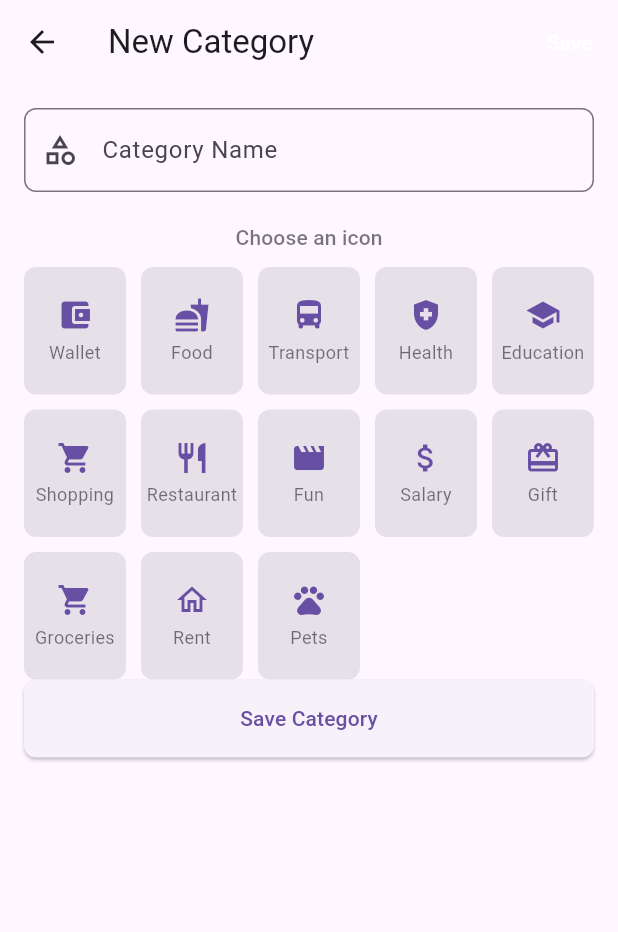
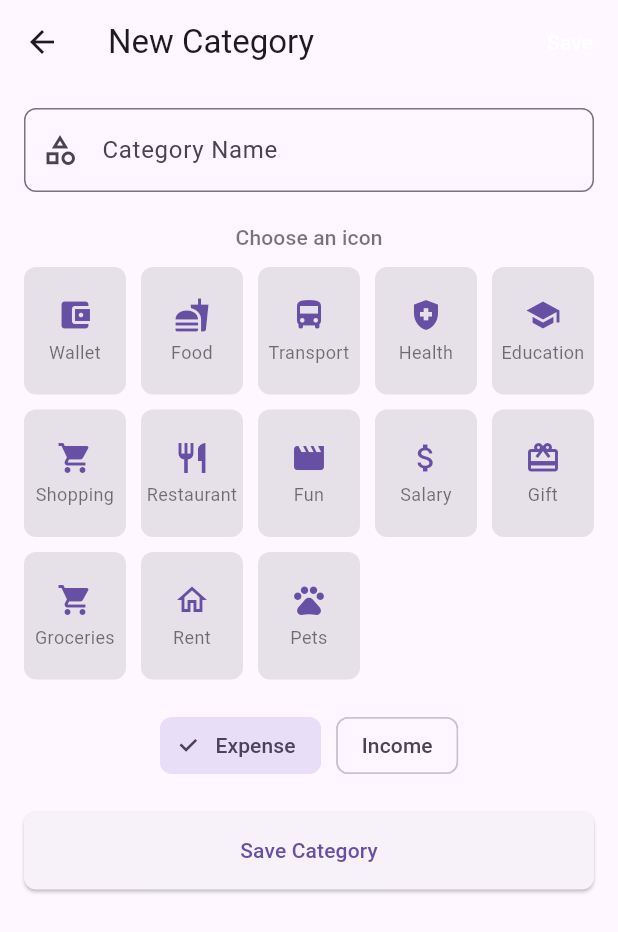
Before and after one commit to binayuchai/BFinance-App, a Flutter app: the AddCategory screen opened directly, on a phone screen of 412 x 824 dp. Shown: the top 932 px of the screen. Run offline on Flutter 3.47's test engine with Material 3 defaults, Android fonts, the phone set to English and light mode, and no system bars; our stand-ins replace fl_chart, flutter_secure_storage, jwt_decoder; accounts and stored records are empty; Roboto replaces fonts that are missing (Poppins).

Commit message:
optimised the models of category and transaction

```diff
--- a/lib/features/category/data/models/category.dart
+++ b/lib/features/category/data/models/category.dart
@@ -1,4 +1,4 @@
-enum CategoryType { income, expense }. // Added enum for category type
+enum CategoryType { income, expense } // Added enum for category type
 
 class Category {
   final int? id;
@@ -14,10 +14,6 @@ class Category {
     required this.type,
     DateTime? createdAt,
   }) : createdAt = createdAt ?? DateTime.now();
-
-
-  bool get isIncome =>
-      type == CategoryType.income; // Helper getter to check if it's income
 
   //Function to convert JSON  to Model(GET from API)
   factory Category.fromJson(Map<String, dynamic> json) {
@@ -36,10 +32,11 @@ class Category {
 
   // Function to convert Model to JSON (POST to API)
   Map<String, dynamic> categoryToJson() {
-    return {'name': name,
-            'transaction_type': type == CategoryType.income ? 'credit' : 'debit',
-            'iconKey': icon,
-};
+    return {
+      'name': name,
+      'transaction_type': type == CategoryType.income ? 'credit' : 'debit',
+      'iconKey': icon,
+    };
   }
 }
 
--- a/lib/features/category/widgets/add_category.dart
+++ b/lib/features/category/widgets/add_category.dart
@@ -13,6 +13,7 @@ class _AddCategoryState extends State<AddCategory> {
   String? _nameError;
   String? _selectedIconKey;
   final _nameController = TextEditingController();
+  CategoryType _selectedType = CategoryType.expense; // Default to expense
 
   // all available icons for selection that matches the CategoryIconMapper
   static const List<({String key, String label})> _iconOptions = [
@@ -60,6 +61,8 @@ class _AddCategoryState extends State<AddCategory> {
       id: DateTime.now().millisecondsSinceEpoch, // Generate a unique ID
       name: _nameController.text.trim(),
       icon: _selectedIconKey!,
+      type:
+          _selectedType, // Default to expense, you can add a toggle for this in the UI later
     );
     Navigator.pop(context, newCategory);
   }
@@ -228,7 +231,32 @@ class _AddCategoryState extends State<AddCategory> {
                   ],
                 ),
               ),
-
+            const SizedBox(height: 20),
+            Row(
+              mainAxisAlignment: MainAxisAlignment.center,
+              children: [
+                ChoiceChip(
+                  label: const Text("Expense"),
+                  selected: _selectedType == CategoryType.expense,
+                  onSelected: (selected) {
+                    setState(() {
+                      _selectedType = CategoryType.expense;
+                    });
+                  },
+                ),
+                const SizedBox(width: 10),
+                ChoiceChip(
+                  label: const Text("Income"),
+                  selected: _selectedType == CategoryType.income,
+                  onSelected: (selected) {
+                    setState(() {
+                      _selectedType = CategoryType.income;
+                    });
+                  },
+                ),
+              ],
+            ),
+            const SizedBox(height: 20),
             // Save button or other actions can be added here
             SizedBox(
               width: double.infinity,
--- a/lib/features/dashboard/helper/transaction_summary.dart
+++ b/lib/features/dashboard/helper/transaction_summary.dart
@@ -1,5 +1,5 @@
-
 import 'package:bfinance/features/dashboard/models/transaction.dart';
+import 'package:bfinance/features/category/data/models/category.dart';
 
 class TransactionSummary {
   final double totalIncome;
@@ -24,9 +24,9 @@ class TransactionSummary {
 
     for (var tx in transactions) {
       final date = DateTime.parse(tx.date).toLocal();
-      if (tx.type == TransactionType.income) {
+      if (tx.category.type == CategoryType.income) {
         income += tx.amount;
-      } else if (tx.type == TransactionType.expense &&
+      } else if (tx.category.type == CategoryType.expense &&
           date.year == DateTime.now().year) {
         // Only consider expenses for the current year
         expenses += tx.amount;
@@ -61,17 +61,17 @@ Method for Pie Chart Data
       print("Now: $now  month: ${now.month}  year: ${now.year}");
       print("Transaction month: ${date.month}  year: ${date.year}");
       print(
-        "date of transaction: ${tx.date}, parsed date: $date, category: ${tx.categoryName}, amount: ${tx.amount}, type: ${tx.type}",
+        "date of transaction: ${tx.date}, parsed date: $date, category: ${tx.category.name}, amount: ${tx.amount}, type: ${tx.category.type}",
       );
-      if (tx.type == TransactionType.expense &&
+      if (tx.category.type == CategoryType.expense &&
           date.month == now.month &&
           date.year == now.year) {
         print(
-          "Processing transaction: ${tx.title}, Amount: ${tx.amount}, Category: ${tx.categoryName}, Date: ${tx.date}",
+          "Processing transaction: ${tx.title}, Amount: ${tx.amount}, Category: ${tx.category.name}, Date: ${tx.date}",
         );
         String categoryKey =
-            (tx.categoryName != null && tx.categoryName!.isNotEmpty)
-            ? tx.categoryName!
+            (tx.category.name != null && tx.category.name!.isNotEmpty)
+            ? tx.category.name!
             : 'Uncategorized'; // Use category name or "Unknown" if null
         data[categoryKey] = (data[categoryKey] ?? 0) + tx.amount;
         print(
@@ -99,7 +99,7 @@ Method for Pie Chart Data
     ); // End of the week (next Monday) at 00:00:00
     for (final tx in transactions) {
       final date = DateTime.parse(tx.date); // Parse the date string to DateTime
-      if (tx.type == TransactionType.expense &&
+      if (tx.category.type == CategoryType.expense &&
           !date.isBefore(startOfWeek) &&
           date.isBefore(endOfWeek)) {
         int dayIndex = date.weekday - 1; // converting to 0-based index
@@ -125,7 +125,8 @@ Method for Pie Chart Data
     final currentYear = DateTime.now().year;
     for (final tx in transactions) {
       final date = DateTime.parse(tx.date); // Parse the date string to DateTime
-      if (tx.type == TransactionType.expense && date.year == currentYear) {
+      if (tx.category.type == CategoryType.expense &&
+          date.year == currentYear) {
         int monthIndex = date.month - 1; // converting to 0-based index
         monthlyExpense[monthIndex] += tx.amount;
       }
--- a/lib/features/dashboard/models/transaction.dart
+++ b/lib/features/dashboard/models/transaction.dart
@@ -1,9 +1,10 @@
 import 'package:flutter/material.dart';
+import 'package:bfinance/features/category/data/models/category.dart';
 
 class Transaction {
   final int? id;
-  final int category;
-  final String? categoryName; // Added category name field
+  final int categoryId; // Store category ID for API interactions
+  // final String? categoryName; // Added category name field
   final String title; // e.g., "Salary", "Groceries"
   final String date;
   final double amount;
@@ -11,6 +12,7 @@ class Transaction {
   final String? paymentMethod;
   final String? note;
   final Icon? icon;
+  final Category category; // Store the category object for type checking
 
   Transaction({
     this.id,
@@ -19,11 +21,16 @@ class Transaction {
     required this.date,
     required this.amount,
     required this.time,
-    this.categoryName, // Initialize category name
+    // this.categoryName, // Initialize category name
     this.paymentMethod,
     this.note,
     this.icon,
+    required this.categoryId,
   });
+
+  bool get isIncome =>
+      category.type ==
+      CategoryType.income; // Helper getter to check if it's income
 
   factory Transaction.fromJson(Map<String, dynamic> json) {
     final typStr = (json['transaction_type'] ?? '').toString().toLowerCase();
@@ -35,8 +42,10 @@ class Transaction {
       amount: double.parse(json['amount']),
 
       note: json['description'] ?? '',
-      category: json['category'],
-      categoryName: json['category_detail'] ?? '',
+      categoryId: json['category'],
+      category: Category.fromJson(
+        json['category_detail'],
+      ), // Parse the category object
 
       date: (json['created_at']),
       time: json['time'] ?? '',
@@ -50,7 +59,7 @@ class Transaction {
       'title': title,
       'amount': amount,
       'description': note ?? '',
-      'category': category,
+      'category': categoryId,
       'created_at': date,
     };
   }
```
Also changed, not shown: lib/widgets/forms/transaction_form.dart (+18 -6 lines).
